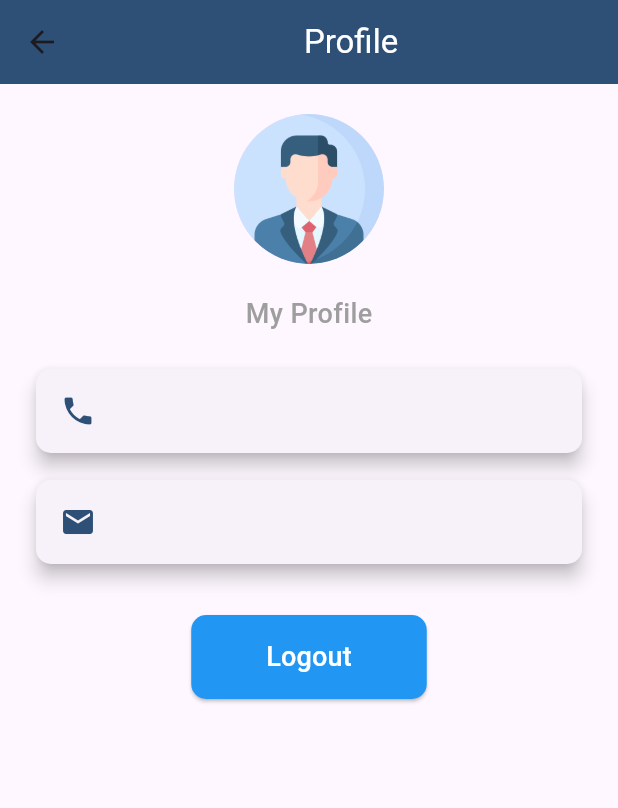
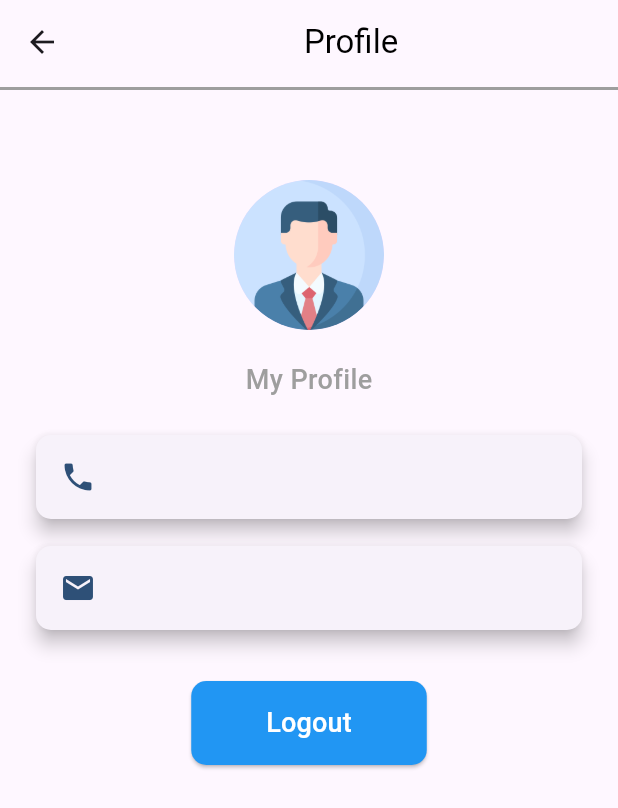
Before and after one commit to fachruddinruddin/Fodd_Delivery_App, a Flutter app: the ProfileScreen screen opened directly, on a phone screen of 412 x 824 dp. Shown: the top 808 px of the screen. Run offline on Flutter 3.47's test engine with Material 3 defaults, Android fonts, the phone set to English and light mode, and no system bars; our stand-ins replace cloud_firestore, firebase_auth, firebase_core; accounts and stored records are empty.

Commit message:
Enhance profile screen layout by updating title color and adding a bottom separator; include spacing for better visual appeal.

```diff
--- a/lib/screens/profile_screen.dart
+++ b/lib/screens/profile_screen.dart
@@ -13,15 +13,21 @@ class ProfileScreen extends StatelessWidget {
 
     return Scaffold(
       appBar: AppBar(
-        title: Center(
-          child: const Text(
+        title: const Center(
+          child: Text(
             'Profile',
             style: TextStyle(
-              color: Colors.white,
+              color: Color.fromARGB(255, 0, 0, 0),
             ),
           ),
         ),
-        backgroundColor: primaryColor,
+        bottom: PreferredSize(
+          preferredSize: const Size.fromHeight(4.0),
+          child: Container(
+            color: Colors.grey,
+            height: 2.0,
+          ),
+        ),
       ),
       body: SafeArea(
         child: SingleChildScrollView(
@@ -31,6 +37,7 @@ class ProfileScreen extends StatelessWidget {
             child: Column(
               crossAxisAlignment: CrossAxisAlignment.center,
               children: [
+                const SizedBox(height: 40),
                 const CircleAvatar(
                   radius: 50,
                   backgroundImage: AssetImage('assets/images/profile.jpg'),
```
